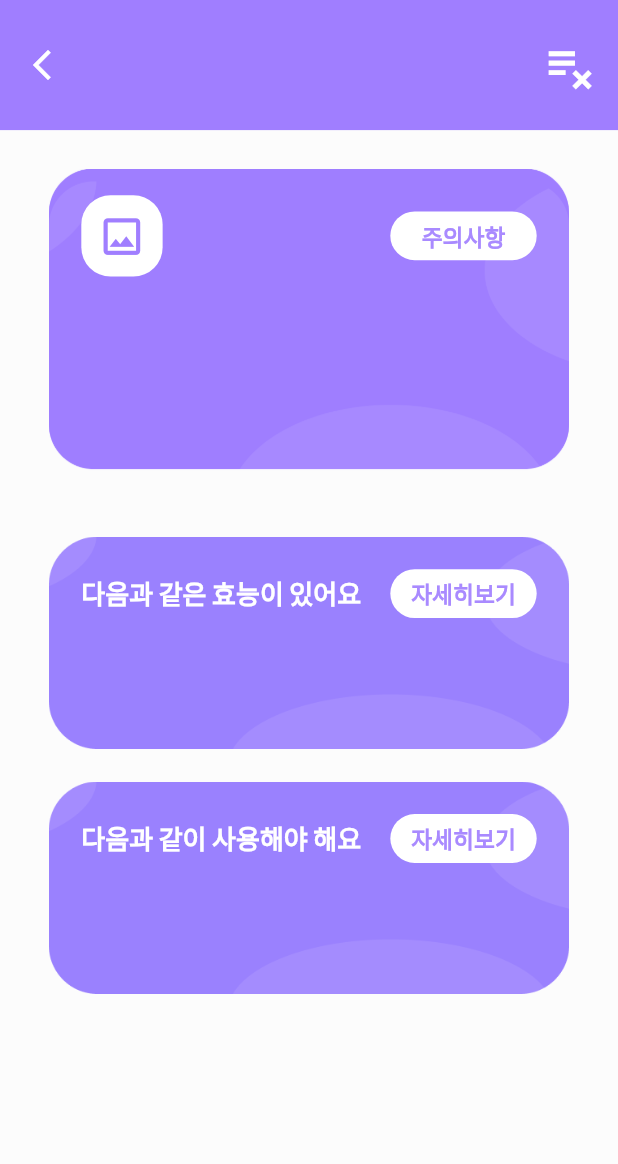
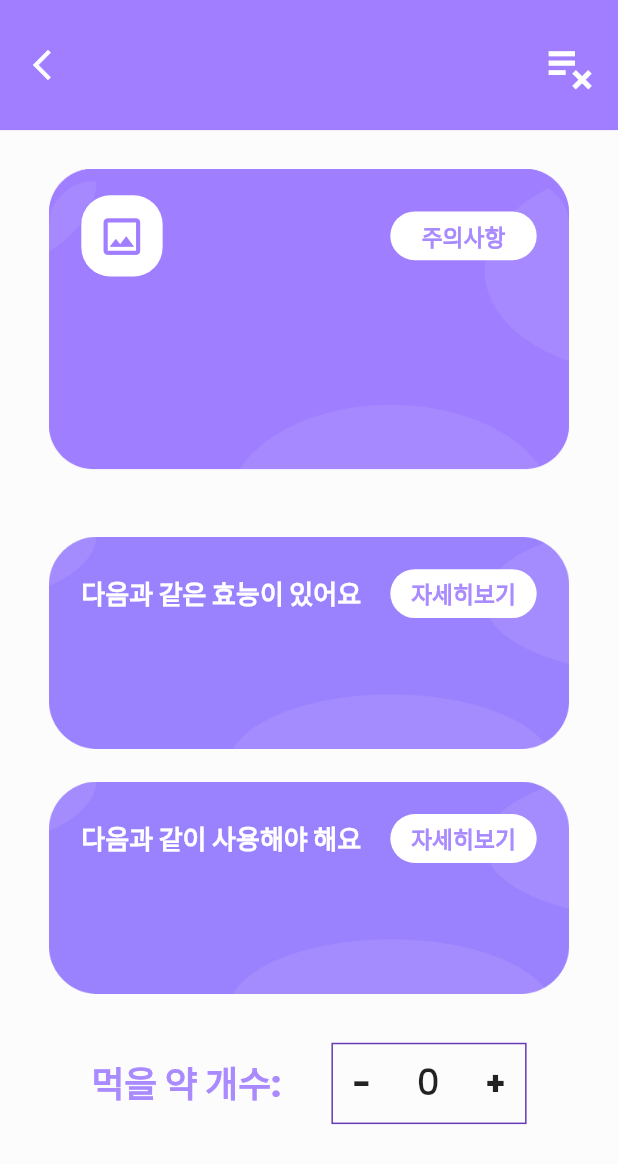
Before and after one commit to iyeaaa/Jeong-Yak-yong, a Flutter app: the MedicineSettingPage screen opened directly with empty values, on a phone screen of 412 x 824 dp. Shown: the top 1164 px of the screen. Run offline on Flutter 3.47's test engine with Material 2 defaults, Android fonts, the phone set to English and light mode, and no system bars; our stand-ins replace auto_size_text, cloud_firestore, firebase_auth, firebase_core, flare_flutter, flutter_staggered_animations and 4 more; missing offline and left inert: alarm, bottom_bar_with_sheet, flutter_material_symbols; accounts and stored records are empty.

Commit message:
약 개수 설정 위젯 디자인 완료

```diff
--- a/flutter_native_splash.yaml
+++ /dev/null
@@ -1,6 +0,0 @@
-flutter_native_splash:
-  color: "#ffffff"
-  fullscreen: true
-  image: image/splashImage.png
-  android: true
-  ios: true
--- a/lib/main.dart
+++ b/lib/main.dart
@@ -1,7 +1,6 @@
 import 'package:alarm/alarm.dart';
 import 'package:firebase_auth/firebase_auth.dart';
 import 'package:flutter/material.dart';
-import 'package:flutter_native_splash/flutter_native_splash.dart';
 import 'package:medicine_app/login/login_page.dart';
 import 'package:firebase_core/firebase_core.dart';
 import 'package:flutter/services.dart';
--- a/lib/sub_pages/medi_setting.dart
+++ b/lib/sub_pages/medi_setting.dart
@@ -1,4 +1,5 @@
 import 'dart:async';
+import 'dart:math';
 
 import 'package:cloud_firestore/cloud_firestore.dart';
 import 'package:firebase_auth/firebase_auth.dart';
@@ -30,6 +31,7 @@ class _MedicineSettingPageState extends State<MedicineSettingPage> {
   final FirebaseFirestore _firestore = FirebaseFirestore.instance;
   late Medicine medicine;
   late String userEmail;
+  int mediCount = 0;
 
   // 데이터베이스에 약 추가
   Future<void> appendToArray(double fem) async {
@@ -383,6 +385,76 @@ class _MedicineSettingPageState extends State<MedicineSettingPage> {
     );
   }
 
+  Widget settingCount(double fem) => Padding(
+    padding: EdgeInsets.only(top: 10*fem),
+    child: Row(
+          mainAxisAlignment: MainAxisAlignment.spaceEvenly,
+          children: [
+            Text(
+              "먹을 약 개수: ",
+              overflow: TextOverflow.ellipsis,
+              style: SafeGoogleFont(
+                'Poppins',
+                fontSize: 22 * fem,
+                fontWeight: FontWeight.w700,
+                height: 1.5,
+                color: const Color(0xffa98aff),
+              ),
+            ),
+            Container(
+              width: 120 * fem,
+              height: 50 * fem,
+              padding: EdgeInsets.fromLTRB(12*fem, 0, 12*fem, 0),
+              decoration: BoxDecoration(
+                border: Border.all(color: Colors.deepPurple),
+              ),
+              child: Row(
+                mainAxisAlignment: MainAxisAlignment.spaceBetween,
+                children: [
+                  InkWell(
+                    onTap: () => setState(() {
+                      mediCount = max(0, mediCount-1);
+                    }),
+                    child: Text(
+                      "-",
+                      style: SafeGoogleFont(
+                        'Poppins',
+                        fontSize: 20 * fem,
+                        fontWeight: FontWeight.w700,
+                        height: 1.5,
+                      ),
+                    ),
+                  ),
+                  Text(
+                    mediCount.toString(),
+                    style: SafeGoogleFont(
+                      'Poppins',
+                      fontSize: 22 * fem,
+                      fontWeight: FontWeight.w500,
+                      height: 1.5,
+                    ),
+                  ),
+                  InkWell(
+                    onTap: () => setState(() {
+                      mediCount = max(0, mediCount+1);
+                    }),
+                    child: Text(
+                      "+",
+                      style: SafeGoogleFont(
+                        'Poppins',
+                        fontSize: 20 * fem,
+                        fontWeight: FontWeight.w700,
+                        height: 1.5,
+                      ),
+                    ),
+                  ),
+                ],
+              ),
+            ),
+          ],
+        ),
+  );
+
   @override
   Widget build(BuildContext context) {
     double baseWidth = 380;
@@ -454,11 +526,13 @@ class _MedicineSettingPageState extends State<MedicineSettingPage> {
               20 * fem,
             ),
             child: Column(
+              mainAxisAlignment: MainAxisAlignment.spaceEvenly,
               children: [
                 profile(fem),
                 SizedBox(height: 30 * fem),
                 mediInfoCard(0, fem),
                 mediInfoCard(1, fem),
+                settingCount(fem),
               ],
             ),
           ),
--- a/pubspec.yaml
+++ b/pubspec.yaml
@@ -46,7 +46,6 @@ dependencies:
   styled_widget: ^0.4.1
   unicons: ^2.1.1
   flutter_material_symbols: ^0.0.4
-  flutter_native_splash: ^2.3.0
 
 dev_dependencies:
   flutter_test:
```
Also changed, not shown: pubspec.lock, 1 other file.
